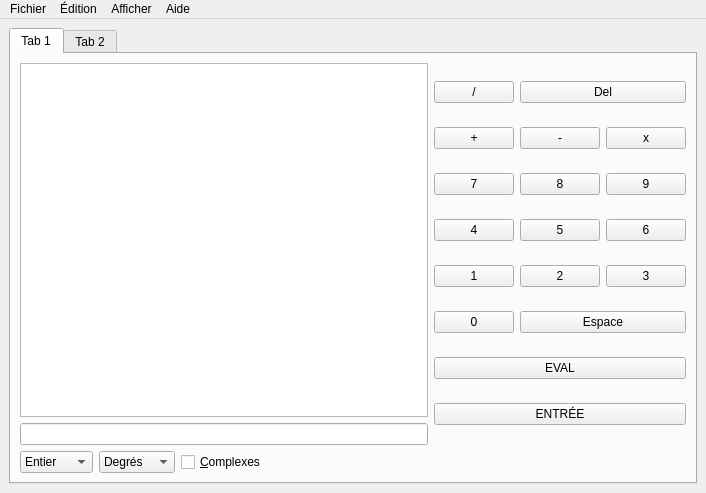
The window that afficheur.ui (apuyou/LO21-calc) describes before a commit, drawn with Qt 5.
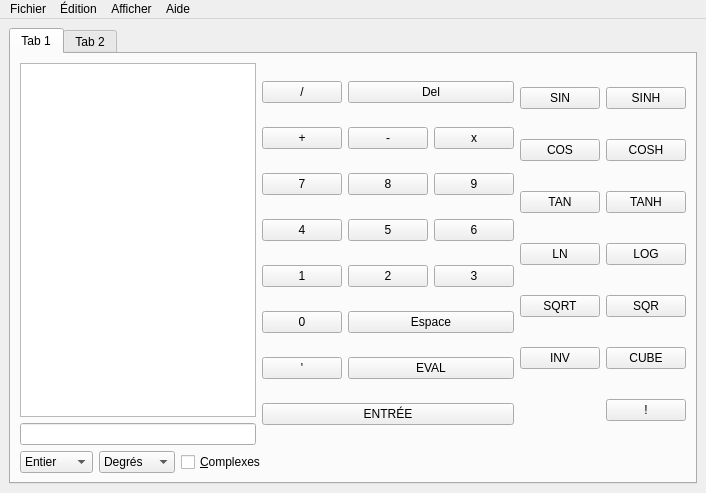
The same window after the commit.

Commit message: Quotebutton et nouvelles touches

Diff of the .ui file:
```diff
--- a/afficheur.ui
+++ b/afficheur.ui
@@ -222,13 +222,118 @@
               </property>
              </widget>
             </item>
-            <item row="6" column="0" colspan="3">
+            <item row="6" column="1" colspan="2">
              <widget class="QPushButton" name="evalButton">
               <property name="text">
                <string>EVAL</string>
               </property>
              </widget>
             </item>
+            <item row="6" column="0">
+             <widget class="QPushButton" name="quoteButton">
+              <property name="text">
+               <string>'</string>
+              </property>
+              <property name="shortcut">
+               <string>'</string>
+              </property>
+             </widget>
+            </item>
+           </layout>
+          </item>
+          <item>
+           <layout class="QGridLayout" name="gridLayout_3">
+            <item row="0" column="0">
+             <widget class="QPushButton" name="pushButton">
+              <property name="text">
+               <string>SIN</string>
+              </property>
+             </widget>
+            </item>
+            <item row="1" column="0">
+             <widget class="QPushButton" name="pushButton_2">
+              <property name="text">
+               <string>COS</string>
+              </property>
+             </widget>
+            </item>
+            <item row="2" column="0">
+             <widget class="QPushButton" name="pushButton_3">
+              <property name="text">
+               <string>TAN</string>
+              </property>
+             </widget>
+            </item>
+            <item row="0" column="1">
+             <widget class="QPushButton" name="pushButton_4">
+              <property name="text">
+               <string>SINH</string>
+              </property>
+             </widget>
+            </item>
+            <item row="1" column="1">
+             <widget class="QPushButton" name="pushButton_5">
+              <property name="text">
+               <string>COSH</string>
+              </property>
+             </widget>
+            </item>
+            <item row="2" column="1">
+             <widget class="QPushButton" name="pushButton_6">
+              <property name="text">
+               <string>TANH</string>
+              </property>
+             </widget>
+            </item>
+            <item row="3" column="0">
+             <widget class="QPushButton" name="pushButton_7">
+              <property name="text">
+               <string>LN</string>
+              </property>
+             </widget>
+            </item>
+            <item row="3" column="1">
+             <widget class="QPushButton" name="pushButton_8">
+              <property name="text">
+               <string>LOG</string>
+              </property>
+             </widget>
+            </item>
+            <item row="4" column="0">
+             <widget class="QPushButton" name="pushButton_9">
+              <property name="text">
+               <string>SQRT</string>
+              </property>
+             </widget>
+            </item>
+            <item row="4" column="1">
+             <widget class="QPushButton" name="pushButton_10">
+              <property name="text">
+               <string>SQR</string>
+              </property>
+             </widget>
+            </item>
+            <item row="5" column="0">
+             <widget class="QPushButton" name="pushButton_11">
+              <property name="text">
+               <string>INV</string>
+              </property>
+             </widget>
+            </item>
+            <item row="5" column="1">
+             <widget class="QPushButton" name="pushButton_12">
+              <property name="text">
+               <string>CUBE</string>
+              </property>
+             </widget>
+            </item>
+            <item row="6" column="1">
+             <widget class="QPushButton" name="pushButton_13">
+              <property name="text">
+               <string>!</string>
+              </property>
+             </widget>
+            </item>
            </layout>
           </item>
          </layout>
```
Left out of the diff: 12 changed lines with no effect on the pictures. The commit also changes 2 other files.
